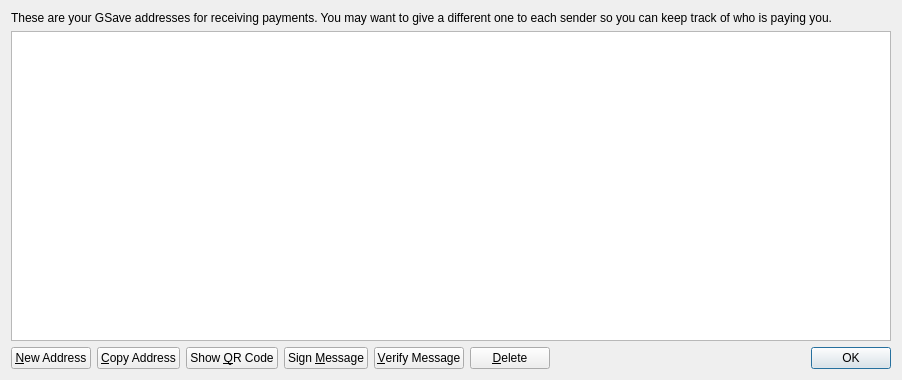
First picture: the form in src/qt/forms/addressbookpage.ui, repository MyCryptoCoins/gsave, before the edit.
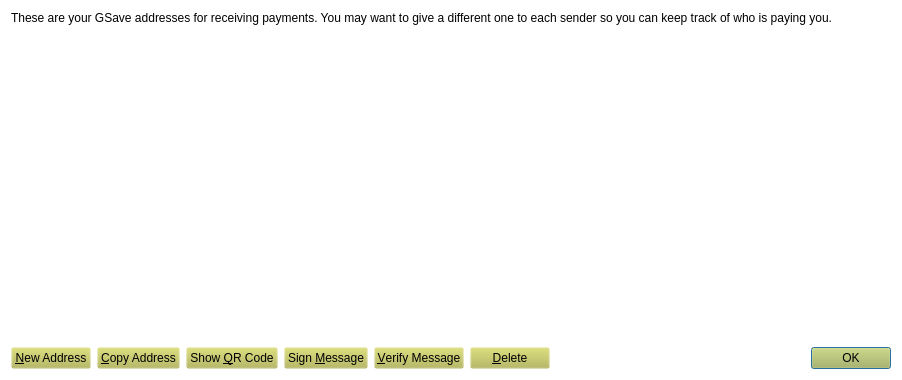
Second picture: the form after the edit. Icons and pictures are not drawn.

The edit to the form file:
```diff
--- a/src/qt/forms/addressbookpage.ui
+++ b/src/qt/forms/addressbookpage.ui
@@ -10,9 +10,211 @@
     <height>380</height>
    </rect>
   </property>
+  <property name="palette">
+   <palette>
+    <active>
+     <colorrole role="WindowText">
+      <brush brushstyle="SolidPattern">
+       <color alpha="255">
+        <red>0</red>
+        <green>0</green>
+        <blue>0</blue>
+       </color>
+      </brush>
+     </colorrole>
+     <colorrole role="Button">
+      <brush brushstyle="SolidPattern">
+       <color alpha="0">
+        <red>182</red>
+        <green>184</green>
+        <blue>79</blue>
+       </color>
+      </brush>
+     </colorrole>
+     <colorrole role="Text">
+      <brush brushstyle="SolidPattern">
+       <color alpha="255">
+        <red>0</red>
+        <green>0</green>
+        <blue>0</blue>
+       </color>
+      </brush>
+     </colorrole>
+     <colorrole role="ButtonText">
+      <brush brushstyle="SolidPattern">
+       <color alpha="255">
+        <red>0</red>
+        <green>0</green>
+        <blue>0</blue>
+       </color>
+      </brush>
+     </colorrole>
+     <colorrole role="Base">
+      <brush brushstyle="SolidPattern">
+       <color alpha="0">
+        <red>182</red>
+        <green>184</green>
+        <blue>79</blue>
+       </color>
+      </brush>
+     </colorrole>
+     <colorrole role="Window">
+      <brush brushstyle="SolidPattern">
+       <color alpha="0">
+        <red>182</red>
+        <green>184</green>
+        <blue>79</blue>
+       </color>
+      </brush>
+     </colorrole>
+     <colorrole role="ToolTipText">
+      <brush brushstyle="SolidPattern">
+       <color alpha="255">
+        <red>255</red>
+        <green>252</green>
+        <blue>203</blue>
+       </color>
+      </brush>
+     </colorrole>
+    </active>
+    <inactive>
+     <colorrole role="WindowText">
+      <brush brushstyle="SolidPattern">
+       <color alpha="255">
+        <red>0</red>
+        <green>0</green>
+        <blue>0</blue>
+       </color>
+      </brush>
+     </colorrole>
+     <colorrole role="Button">
+      <brush brushstyle="SolidPattern">
+       <color alpha="0">
+        <red>182</red>
+        <green>184</green>
+        <blue>79</blue>
+       </color>
+      </brush>
+     </colorrole>
+     <colorrole role="Text">
+      <brush brushstyle="SolidPattern">
+       <color alpha="255">
+        <red>0</red>
+        <green>0</green>
+        <blue>0</blue>
+       </color>
+      </brush>
+     </colorrole>
+     <colorrole role="ButtonText">
+      <brush brushstyle="SolidPattern">
+       <color alpha="255">
+        <red>0</red>
+        <green>0</green>
+        <blue>0</blue>
+       </color>
+      </brush>
+     </colorrole>
+     <colorrole role="Base">
+      <brush brushstyle="SolidPattern">
+       <color alpha="0">
+        <red>182</red>
+        <green>184</green>
+        <blue>79</blue>
+       </color>
+      </brush>
+     </colorrole>
+     <colorrole role="Window">
+      <brush brushstyle="SolidPattern">
+       <color alpha="0">
+        <red>182</red>
+        <green>184</green>
+        <blue>79</blue>
+       </color>
+      </brush>
+     </colorrole>
+     <colorrole role="ToolTipText">
+      <brush brushstyle="SolidPattern">
+       <color alpha="255">
+        <red>255</red>
+        <green>252</green>
+        <blue>203</blue>
+       </color>
+      </brush>
+     </colorrole>
+    </inactive>
+    <disabled>
+     <colorrole role="WindowText">
+      <brush brushstyle="SolidPattern">
+       <color alpha="255">
+        <red>190</red>
+        <green>190</green>
+        <blue>190</blue>
+       </color>
+      </brush>
+     </colorrole>
+     <colorrole role="Button">
+      <brush brushstyle="SolidPattern">
+       <color alpha="0">
+        <red>182</red>
+        <green>184</green>
+        <blue>79</blue>
+       </color>
+      </brush>
+     </colorrole>
+     <colorrole role="Text">
+      <brush brushstyle="SolidPattern">
+       <color alpha="255">
+        <red>190</red>
+        <green>190</green>
+        <blue>190</blue>
+       </color>
+      </brush>
+     </colorrole>
+     <colorrole role="ButtonText">
+      <brush brushstyle="SolidPattern">
+       <color alpha="255">
+        <red>190</red>
+        <green>190</green>
+        <blue>190</blue>
+       </color>
+      </brush>
+     </colorrole>
+     <colorrole role="Base">
+      <brush brushstyle="SolidPattern">
+       <color alpha="0">
+        <red>182</red>
+        <green>184</green>
+        <blue>79</blue>
+       </color>
+      </brush>
+     </colorrole>
+     <colorrole role="Window">
+      <brush brushstyle="SolidPattern">
+       <color alpha="0">
+        <red>182</red>
+        <green>184</green>
+        <blue>79</blue>
+       </color>
+      </brush>
+     </colorrole>
+     <colorrole role="ToolTipText">
+      <brush brushstyle="SolidPattern">
+       <color alpha="255">
+        <red>255</red>
+        <green>252</green>
+        <blue>203</blue>
+       </color>
+      </brush>
+     </colorrole>
+    </disabled>
+   </palette>
+  </property>
   <property name="windowTitle">
    <string>Address Book</string>
   </property>
+  <property name="autoFillBackground">
+   <bool>false</bool>
+  </property>
   <layout class="QVBoxLayout" name="verticalLayout">
    <item>
     <widget class="QLabel" name="labelExplanation">
@@ -98,6 +300,124 @@
      </item>
      <item>
       <widget class="QPushButton" name="signMessage">
+       <property name="palette">
+        <palette>
+         <active>
+          <colorrole role="Button">
+           <brush brushstyle="SolidPattern">
+            <color alpha="0">
+             <red>182</red>
+             <green>184</green>
+             <blue>79</blue>
+            </color>
+           </brush>
+          </colorrole>
+          <colorrole role="Base">
+           <brush brushstyle="SolidPattern">
+            <color alpha="0">
+             <red>0</red>
+             <green>0</green>
+             <blue>0</blue>
+            </color>
+           </brush>
+          </colorrole>
+          <colorrole role="Window">
+           <brush brushstyle="SolidPattern">
+            <color alpha="0">
+             <red>0</red>
+             <green>0</green>
+             <blue>0</blue>
+            </color>
+           </brush>
+          </colorrole>
+          <colorrole role="ToolTipText">
+           <brush brushstyle="SolidPattern">
+            <color alpha="255">
+             <red>182</red>
+             <green>184</green>
+             <blue>79</blue>
+            </color>
+           </brush>
+          </colorrole>
+         </active>
+         <inactive>
+          <colorrole role="Button">
+           <brush brushstyle="SolidPattern">
+            <color alpha="0">
+             <red>182</red>
+             <green>184</green>
+             <blue>79</blue>
+            </color>
+           </brush>
+          </colorrole>
+          <colorrole role="Base">
+           <brush brushstyle="SolidPattern">
+            <color alpha="0">
+             <red>0</red>
+             <green>0</green>
+             <blue>0</blue>
+            </color>
+           </brush>
+          </colorrole>
+          <colorrole role="Window">
+           <brush brushstyle="SolidPattern">
+            <color alpha="0">
+             <red>0</red>
+             <green>0</green>
+             <blue>0</blue>
+            </color>
+           </brush>
+          </colorrole>
+          <colorrole role="ToolTipText">
+           <brush brushstyle="SolidPattern">
+            <color alpha="255">
+             <red>182</red>
+             <green>184</green>
+             <blue>79</blue>
+            </color>
+           </brush>
+          </colorrole>
+         </inactive>
+         <disabled>
+          <colorrole role="Button">
+           <brush brushstyle="SolidPattern">
+            <color alpha="0">
+             <red>182</red>
+             <green>184</green>
+             <blue>79</blue>
+            </color>
+           </brush>
+          </colorrole>
+          <colorrole role="Base">
+           <brush brushstyle="SolidPattern">
+            <color alpha="0">
+             <red>0</red>
+             <green>0</green>
+             <blue>0</blue>
+            </color>
+           </brush>
+          </colorrole>
+          <colorrole role="Window">
+           <brush brushstyle="SolidPattern">
+            <color alpha="0">
+             <red>0</red>
+             <green>0</green>
+             <blue>0</blue>
+            </color>
+           </brush>
+          </colorrole>
+          <colorrole role="ToolTipText">
+           <brush brushstyle="SolidPattern">
+            <color alpha="255">
+             <red>182</red>
+             <green>184</green>
+             <blue>79</blue>
+            </color>
+           </brush>
+          </colorrole>
+         </disabled>
+        </palette>
+       </property>
        <property name="toolTip">
         <string>Sign a message to prove you own a GSave address</string>
        </property>
```
